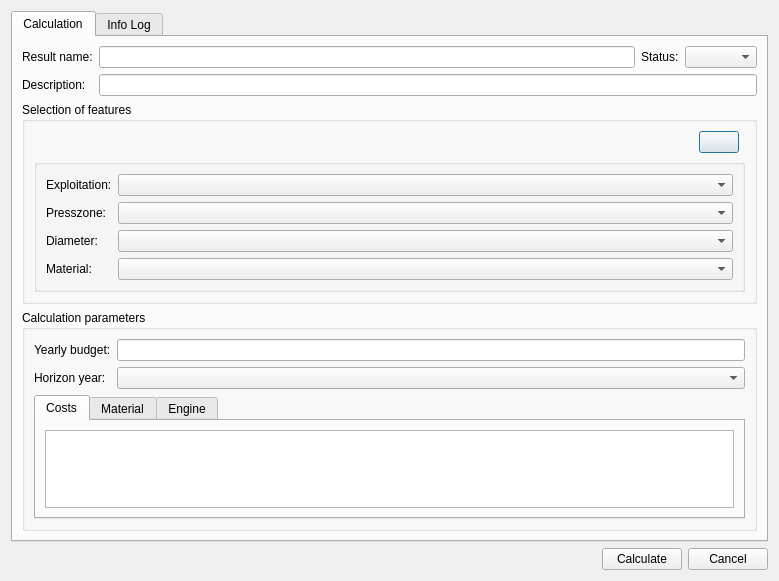
The window that core/ui/toolbars/assetmanage/priority.ui (bgeo-gis/gw_assetmanage_plugin) describes before a commit, drawn with Qt 5.
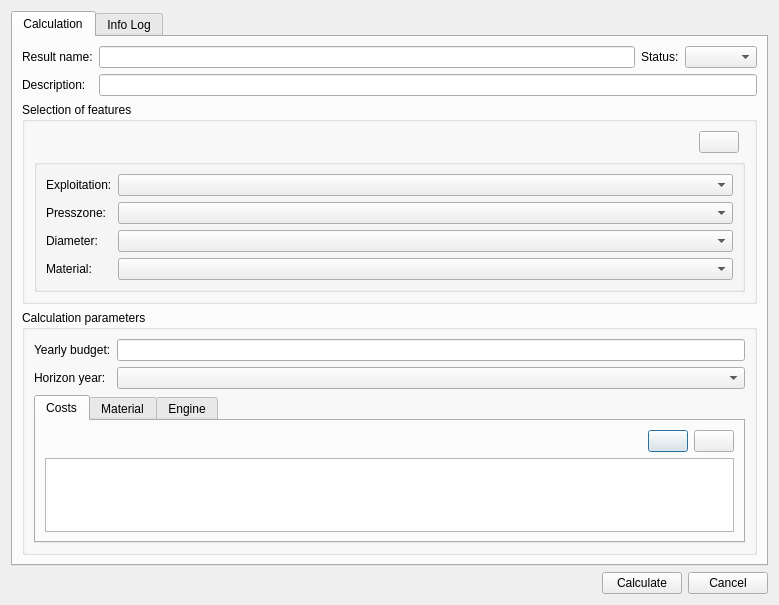
The same window after the commit.

Commit message: Enhancement: priority manager and priority form

The edit to the form file:
```diff
--- a/core/ui/toolbars/assetmanage/priority.ui
+++ b/core/ui/toolbars/assetmanage/priority.ui
@@ -132,7 +132,34 @@
               <string>Costs</string>
              </attribute>
              <layout class="QGridLayout" name="gridLayout_2">
+              <item row="0" column="1">
+               <widget class="QPushButton" name="btn_add_cost">
+                <property name="text">
+                 <string/>
+                </property>
+               </widget>
+              </item>
               <item row="0" column="0">
+               <spacer name="horizontalSpacer_3">
+                <property name="orientation">
+                 <enum>Qt::Horizontal</enum>
+                </property>
+                <property name="sizeHint" stdset="0">
+                 <size>
+                  <width>40</width>
+                  <height>20</height>
+                 </size>
+                </property>
+               </spacer>
+              </item>
+              <item row="0" column="2">
+               <widget class="QPushButton" name="btn_remove_cost">
+                <property name="text">
+                 <string/>
+                </property>
+               </widget>
+              </item>
+              <item row="1" column="0" colspan="3">
                <widget class="QTableWidget" name="tbl_cost"/>
               </item>
              </layout>
```
Left out of the diff: 27 changed lines with no effect on the pictures. The commit also changes 6 other files.
